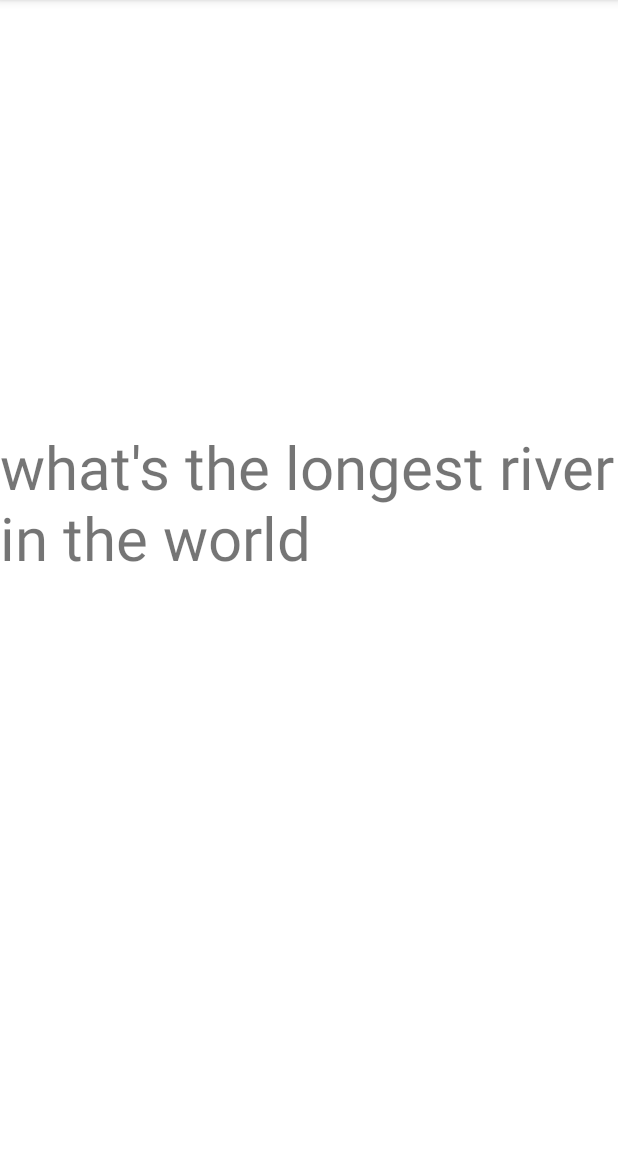
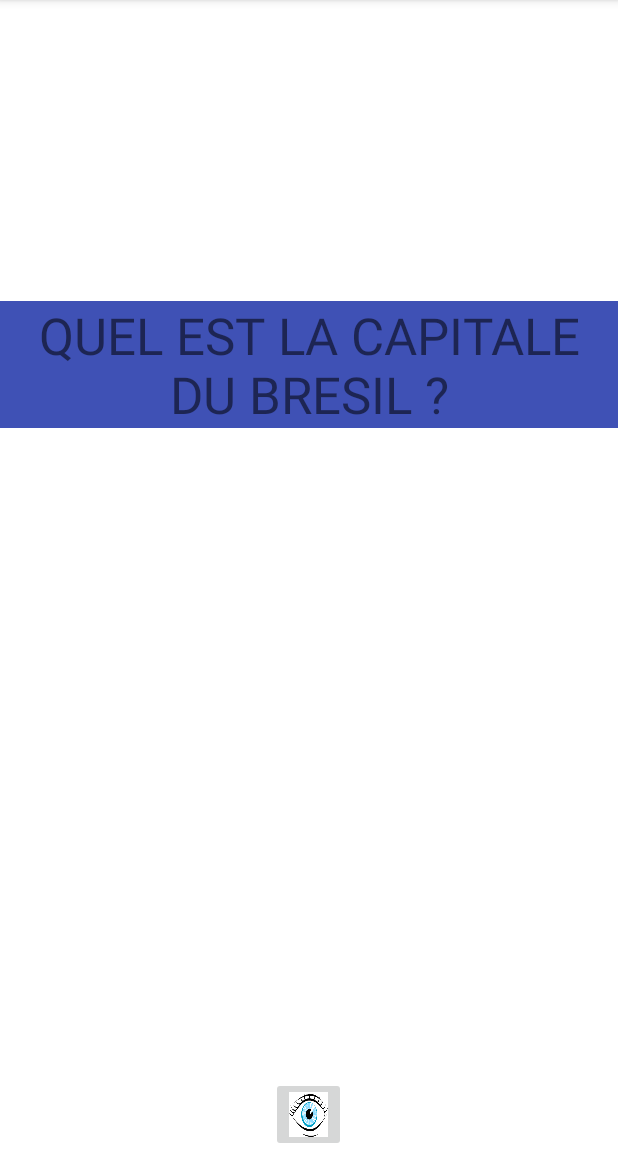
Before and after one commit to NISAN05/FlashCardProject, an Android app: the screen it shows after launch (MainActivity), on a phone screen of 412 x 824 dp, the part 84-1236 px from its top. Run offline under Robolectric (Android 15) with nearby library versions, the phone set to English and light mode, and no system bars.

Commit message:
code java et xml

```diff
--- a/app/src/main/java/com/example/flashcardproject/MainActivity.java
+++ b/app/src/main/java/com/example/flashcardproject/MainActivity.java
@@ -2,8 +2,10 @@ package com.example.flashcardproject;
 
 import androidx.appcompat.app.AppCompatActivity;
 
+import android.graphics.Color;
 import android.os.Bundle;
 import android.view.View;
+import android.widget.ImageButton;
 import android.widget.TextView;
 import android.widget.Toast;
 
@@ -13,16 +15,81 @@ public class MainActivity extends AppCompatActivity {
     protected void onCreate(Bundle savedInstanceState) {
         super.onCreate(savedInstanceState);
         setContentView(R.layout.activity_main);
+        ecouteVueButton();
+        ecouteReponse1();
+        ecouteReponse2();
+        ecouteReponse3();
 
-        TextView questionText = findViewById(R.id.flashcard_question_textview);
-        questionText.setOnClickListener(new View.OnClickListener() {
+    }
+
+    /**
+     * cette methode ecoute le textview1
+     */
+    private void ecouteReponse1(){
+        TextView Reponse1=findViewById(R.id.IdReponse1);
+        Reponse1.setOnClickListener(new View.OnClickListener() {
             @Override
             public void onClick(View view) {
-                Toast.makeText(MainActivity.this, "I CLICKED THE QUESTION!", Toast.LENGTH_SHORT).show();
+                Toast.makeText(MainActivity.this, "MAUVAISE REPONSE!", Toast.LENGTH_SHORT).show();
+                Reponse1.setBackgroundColor(Color.RED);
+            }
+        });
+    }
+
+    /**
+     * cette methode ecoute le textview2
+     */
+    private void ecouteReponse2(){
+        TextView Reponse2=findViewById(R.id.IdReponse2);
+        Reponse2.setOnClickListener(new View.OnClickListener() {
+            @Override
+            public void onClick(View view) {
+                ((TextView)findViewById(R.id.IdQuestion)).setText("Bonne reponse, Felicitations!");
+                Reponse2.setBackgroundColor(Color.GREEN);
+            }
+        });
+    }
+
+    /**
+     * cette methode ecoute le textview 3
+     */
+    private void ecouteReponse3(){
+        TextView Reponse3=findViewById(R.id.IdReponse3);
+        Reponse3.setOnClickListener(new View.OnClickListener() {
+            @Override
+            public void onClick(View view) {
+                Toast.makeText(MainActivity.this, "MAUVAISE REPONSE!", Toast.LENGTH_SHORT).show();
+                Reponse3.setBackgroundColor(Color.RED);
+            }
+        });
+    }
+
+    /**
+     * cette methode ecoute le bouton de vue et fait apparaitre ou dispaeaitre les reponse
+     */
+    private void ecouteVueButton(){
+
+        TextView REPONSE1=findViewById(R.id.IdReponse1);
+        TextView REPONSE2=findViewById(R.id.IdReponse2);
+        TextView REPONSE3=findViewById(R.id.IdReponse3);
+
+        ImageButton ButtonVue = findViewById(R.id.IdVueButton);
+        ButtonVue.setOnClickListener(new ImageButton.OnClickListener() {
+            @Override
+            public void onClick(View view) {
+                if(REPONSE1.getVisibility()==View.VISIBLE){
+                    REPONSE1.setVisibility(View.GONE);
+                    REPONSE2.setVisibility(View.GONE);
+                    REPONSE3.setVisibility(View.GONE);
+                }else {
+                    REPONSE1.setVisibility(View.VISIBLE);
+                    REPONSE2.setVisibility(View.VISIBLE);
+                    REPONSE3.setVisibility(View.VISIBLE);
+                }
+
 
             }
         });
 
-
     }
 }
--- a/app/src/main/res/layout/activity_main.xml
+++ b/app/src/main/res/layout/activity_main.xml
@@ -6,15 +6,106 @@
     android:layout_height="match_parent"
     tools:context=".MainActivity">
 
-    <TextView
-        android:id="@+id/flashcard_question_textview"
-        android:layout_width="wrap_content"
-        android:layout_height="200dp"
-        android:textSize="40sp"
-        android:text="what's the longest river in the world"
-        app:layout_constraintBottom_toBottomOf="parent"
-        app:layout_constraintEnd_toEndOf="parent"
-        app:layout_constraintStart_toStartOf="parent"
-        app:layout_constraintTop_toTopOf="parent" />
+    <LinearLayout
+        android:layout_width="match_parent"
+        android:layout_height="match_parent"
+        android:orientation="vertical">
 
+        <LinearLayout
+            android:layout_width="match_parent"
+            android:layout_height="match_parent"
+            android:layout_marginTop="50dp"
+            android:layout_marginBottom="50dp"
+            android:layout_weight="1"
+            android:gravity="center_vertical"
+            android:orientation="vertical">
+
+            <TextView
+                android:id="@+id/IdQuestion"
+                android:layout_width="wrap_content"
+                android:layout_height="wrap_content"
+                android:background="#3F51B5"
+                android:gravity="center"
+                android:text="Quel est la capitale du bresil ?"
+                android:textAllCaps="true"
+                android:textSize="34sp" />
+        </LinearLayout>
+
+        <LinearLayout
+            android:layout_width="match_parent"
+            android:layout_height="wrap_content"
+            android:layout_marginBottom="50dp"
+            android:layout_weight="0"
+            android:gravity="center"
+            android:orientation="vertical">
+
+            <TextView
+                android:id="@+id/IdReponse1"
+                android:layout_width="wrap_content"
+                android:layout_height="wrap_content"
+                android:layout_gravity="center"
+                android:background="#03A9F4"
+                android:gravity="center"
+                android:hapticFeedbackEnabled="false"
+                android:text="Salvador"
+                android:textSize="20sp"
+                android:visibility="invisible" />
+        </LinearLayout>
+
+        <LinearLayout
+            android:layout_width="match_parent"
+            android:layout_height="wrap_content"
+            android:layout_marginBottom="50dp"
+            android:layout_weight="0"
+            android:gravity="center"
+            android:orientation="vertical">
+
+            <TextView
+                android:id="@+id/IdReponse2"
+                android:layout_width="wrap_content"
+                android:layout_height="wrap_content"
+                android:layout_gravity="center"
+                android:background="#03A9F4"
+                android:gravity="center"
+                android:text="Brasilia"
+                android:textSize="20sp"
+                android:visibility="invisible" />
+        </LinearLayout>
+
+        <LinearLayout
+            android:layout_width="match_parent"
+            android:layout_height="wrap_content"
+            android:layout_marginBottom="50dp"
+            android:layout_weight="0"
+            android:gravity="center"
+            android:orientation="vertical">
+
+            <TextView
+                android:id="@+id/IdReponse3"
+                android:layout_width="wrap_content"
+                android:layout_height="wrap_content"
+                android:layout_gravity="center_horizontal"
+                android:background="#03A9F4"
+                android:text="Rio de Janeiro"
+                android:textSize="20sp"
+                android:visibility="invisible" />
+        </LinearLayout>
+
+        <LinearLayout
+            android:layout_width="match_parent"
+            android:layout_height="wrap_content"
+            android:layout_weight="0"
+            android:gravity="center"
+            android:orientation="vertical">
+
+            <ImageButton
+                android:id="@+id/IdVueButton"
+                android:layout_width="50dp"
+                android:layout_height="50dp"
+                android:layout_gravity="center"
+                android:scaleType="fitXY"
+                app:srcCompat="@drawable/vue" />
+        </LinearLayout>
+
+    </LinearLayout>
 </androidx.constraintlayout.widget.ConstraintLayout>
```
Also changed, not shown: app/src/main/res/drawable/vue.png (added).
